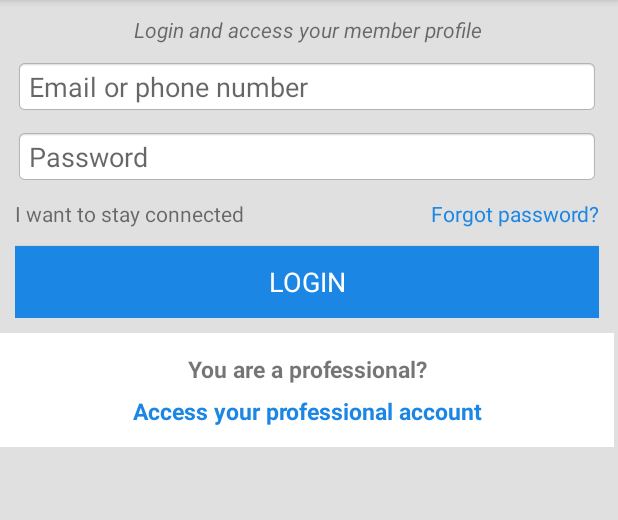
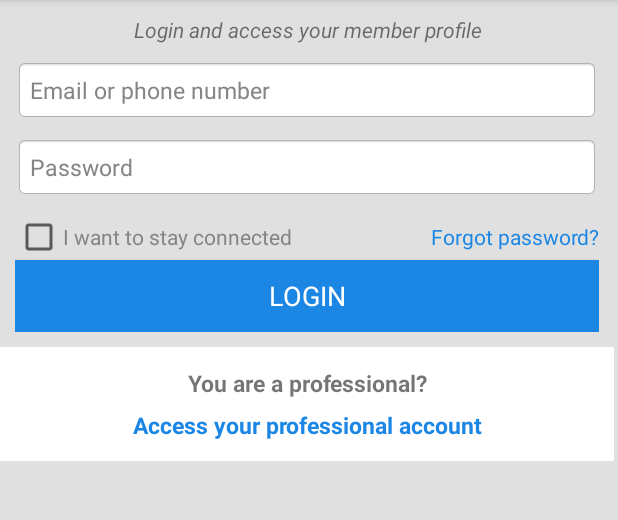
Before and after one commit to JoachimLaviolette/doctoApp-android, an Android app: the LoginActivity screen opened directly, with no data from a screen before it, on a phone screen of 412 x 824 dp, the part 84-604 px from its top. Run offline under Robolectric (Android 15) with nearby library versions, the phone set to English and light mode, and no system bars; Roboto replaces fonts that are not available here.

Commit message:
Converted LoginView's stay_logged field from TextView to CheckBox.

```diff
--- a/app/src/main/res/layout/activity_login.xml
+++ b/app/src/main/res/layout/activity_login.xml
@@ -39,7 +39,13 @@
                 android:layout_height="wrap_content"
                 android:background="@android:drawable/editbox_background_normal"
                 android:ems="10"
+                android:padding="10sp"
                 android:fontFamily="@font/roboto"
+                android:textSize="15sp"
+                android:textColor="@color/login_input_text"
+                android:textColorHighlight="@color/login_input_text"
+                android:textColorHint="@color/login_input_text"
+                android:textColorLink="@color/login_input_text"
                 android:hint="@string/login_username_placeholder"
                 android:inputType="textPersonName" />
 
@@ -50,7 +56,13 @@
                 android:layout_marginTop="10sp"
                 android:background="@android:drawable/editbox_background_normal"
                 android:ems="10"
+                android:padding="10sp"
                 android:fontFamily="@font/roboto"
+                android:textSize="15sp"
+                android:textColor="@color/login_input_text"
+                android:textColorHighlight="@color/login_input_text"
+                android:textColorHint="@color/login_input_text"
+                android:textColorLink="@color/login_input_text"
                 android:hint="@string/login_pwd_placeholder"
                 android:inputType="textPassword" />
 
@@ -60,13 +72,17 @@
                 android:layout_marginTop="10sp"
                 android:orientation="horizontal">
 
-                <TextView
+                <CheckBox
                     android:id="@+id/login_stay_logged"
                     android:layout_width="wrap_content"
                     android:layout_height="wrap_content"
                     android:layout_weight="1"
                     android:fontFamily="@font/roboto"
-                    android:text="@string/login_stay_logged" />
+                    android:text="@string/login_stay_logged"
+                    android:textColor="@color/login_stay_logged"
+                    android:textColorHighlight="@color/login_forgot_pwd"
+                    android:textColorHint="@color/login_forgot_pwd"
+                    android:textColorLink="@color/login_forgot_pwd" />
 
                 <TextView
                     android:id="@+id/login_forgot_pwd"
--- a/app/src/main/res/values/colors.xml
+++ b/app/src/main/res/values/colors.xml
@@ -15,9 +15,11 @@
     <!-- Login -->
     <color name="login_background">#E4E4E4</color>
     <color name="login_caption">#696969</color>
+    <color name="login_input_text">#858585</color>
     <color name="login_forgot_pwd">#1B86E4</color>
     <color name="login_btn_background">#1B86E4</color>
     <color name="login_btn_text">#FFFFFF</color>
+    <color name="login_stay_logged">#858585</color>
     <color name="login_signup_background">#FFFFFF</color>
     <color name="login_signup_caption">#252525</color>
     <color name="login_signup_link">#1B86E4</color>
```
